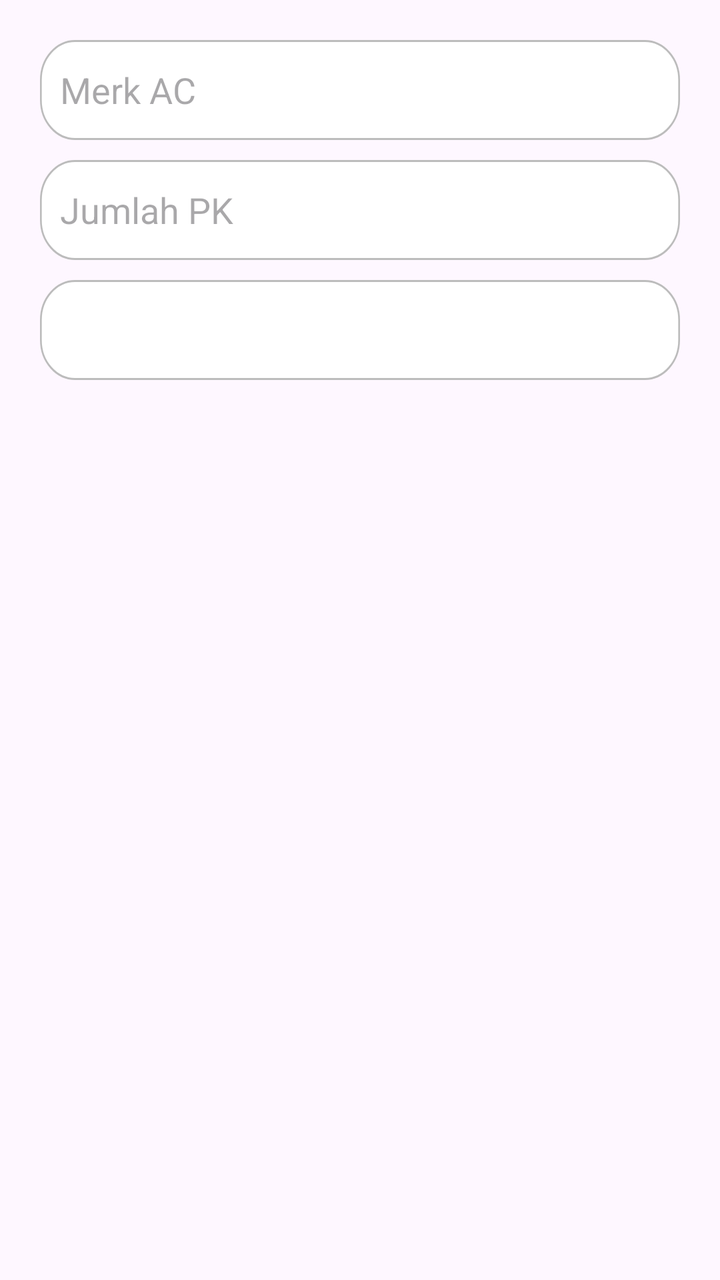
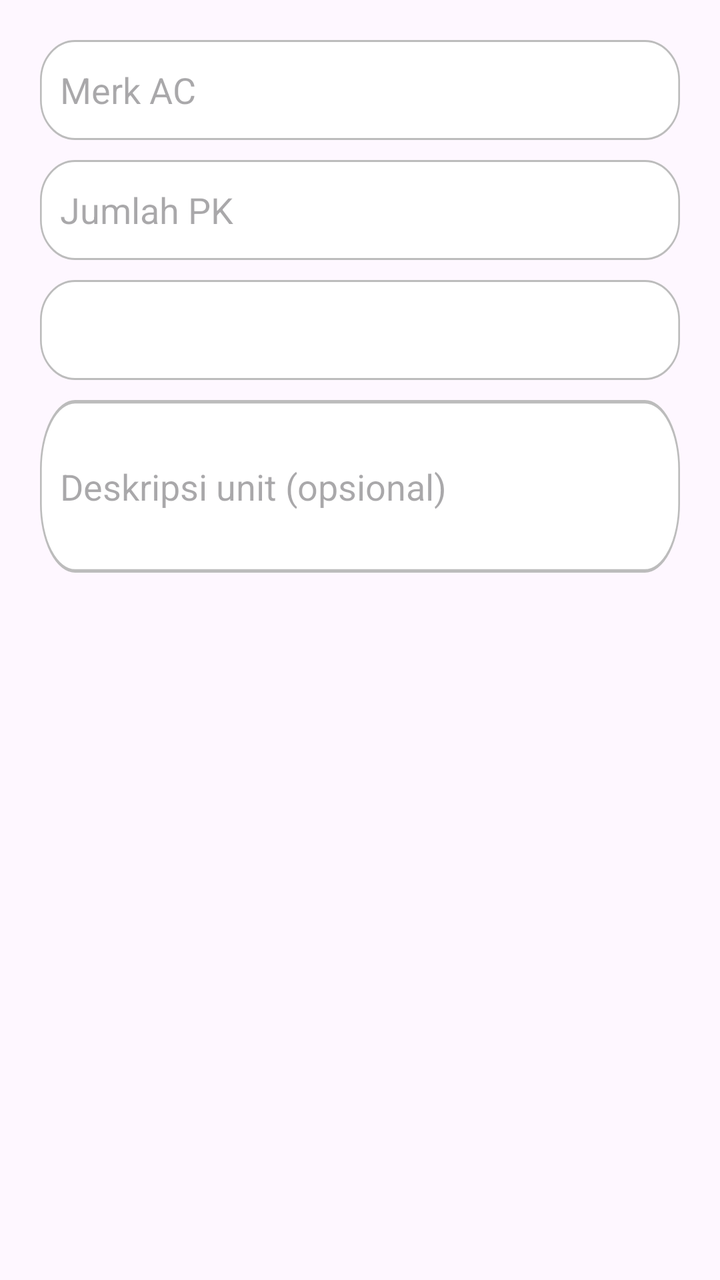

Two renders of the same Android screen: before a commit and after it. Below are the layout's source before the change and the commit's diff.
<!-- AndroidManifest.xml: application theme Theme.RefroTech -->
<!-- res/layout/dialog_add_unit.xml -->
<?xml version="1.0" encoding="utf-8"?>
<LinearLayout xmlns:android="http://schemas.android.com/apk/res/android"
    android:layout_width="match_parent"
    android:layout_height="wrap_content"
    android:orientation="vertical"
    android:padding="20dp">

    
    <EditText
        android:id="@+id/etBrand"
        android:layout_width="match_parent"
        android:layout_height="wrap_content"
        android:hint="Merk AC"
        android:inputType="textCapWords"
        android:background="@drawable/input_box_login"
        android:padding="10dp"
        android:textColor="@color/black"
        android:layout_marginBottom="10dp" />

    
    <EditText
        android:id="@+id/etPK"
        android:layout_width="match_parent"
        android:layout_height="wrap_content"
        android:hint="Jumlah PK"
        android:inputType="numberDecimal"
        android:background="@drawable/input_box_login"
        android:padding="10dp"
        android:textColor="@color/black"
        android:layout_marginBottom="10dp" />

    
    <Spinner
        android:id="@+id/spinnerWorkType"
        android:layout_width="match_parent"
        android:layout_height="wrap_content"
        android:background="@drawable/input_box_login"
        android:padding="10dp"
        android:textColor="@color/black"
        android:spinnerMode="dropdown" />
</LinearLayout>
<!-- resources referenced by this layout -->
<resources>
  <color name="black">#FF000000</color>
  <!-- drawable input_box_login (drawable) -->
  <vector xmlns:android="http://schemas.android.com/apk/res/android"
      android:width="364dp"
      android:height="50dp"
      android:viewportWidth="364"
      android:viewportHeight="50">
    <path
        android:strokeWidth="1"
        android:pathData="M20,0.5L344,0.5A19.5,19.5 0,0 1,363.5 20L363.5,30A19.5,19.5 0,0 1,344 49.5L20,49.5A19.5,19.5 0,0 1,0.5 30L0.5,20A19.5,19.5 0,0 1,20 0.5z"
        android:fillColor="#ffffff"
        android:strokeColor="#BCBCBC"/>
  </vector>
  <style name="Theme.RefroTech" parent="Base.Theme.RefroTech" />
  <style name="Base.Theme.RefroTech" parent="Theme.Material3.DayNight.NoActionBar">
          
          
      </style>
</resources>

<!-- the commit's change to res/layout/dialog_add_unit.xml (unified diff, before → after) -->
@@ -1,5 +1,6 @@
 <?xml version="1.0" encoding="utf-8"?>
-<LinearLayout xmlns:android="http://schemas.android.com/apk/res/android"
+<LinearLayout
+    xmlns:android="http://schemas.android.com/apk/res/android"
     android:layout_width="match_parent"
     android:layout_height="wrap_content"
     android:orientation="vertical"
@@ -37,5 +38,19 @@
         android:background="@drawable/input_box_login"
         android:padding="10dp"
         android:textColor="@color/black"
-        android:spinnerMode="dropdown" />
+        android:spinnerMode="dropdown"
+        android:layout_marginBottom="10dp" />
+
+    
+    <EditText
+        android:id="@+id/etDescription"
+        android:layout_width="match_parent"
+        android:layout_height="wrap_content"
+        android:hint="Deskripsi unit (opsional)"
+        android:inputType="textMultiLine"
+        android:minLines="3"
+        android:background="@drawable/input_box_login"
+        android:padding="10dp"
+        android:textColor="@color/black" />
+
 </LinearLayout>
